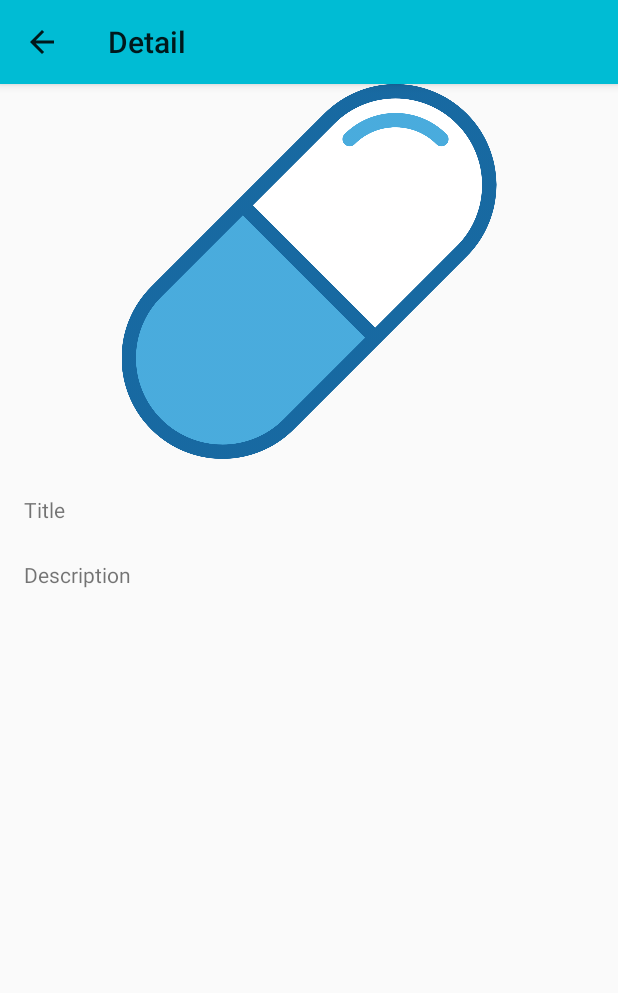
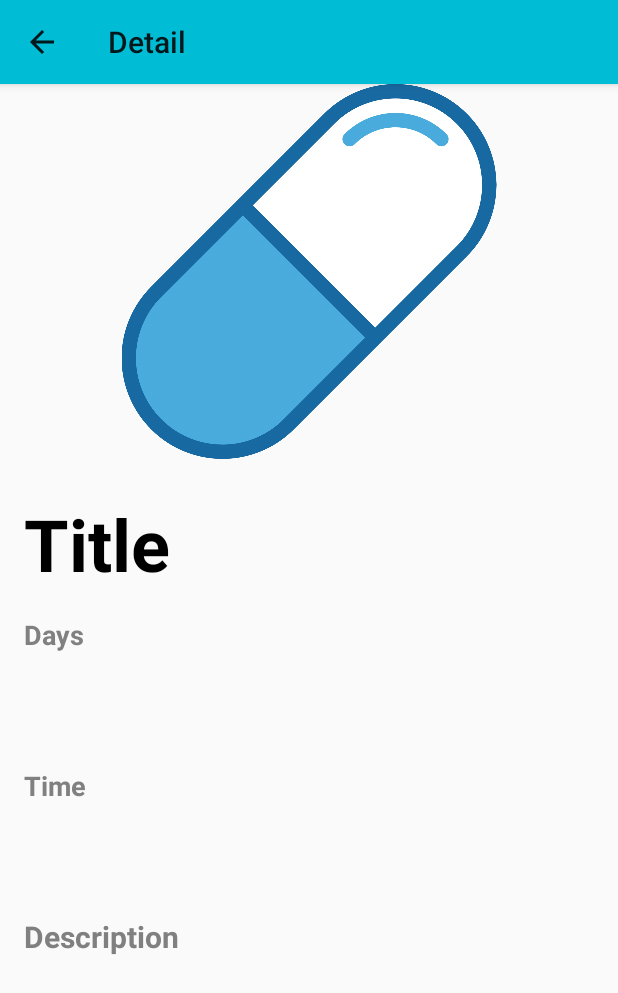
Before and after one commit to sothengski/MyHealthReminder, an Android app: the DetailActivity screen opened directly, with no data from a screen before it, on a phone screen of 412 x 824 dp. Shown: the top 993 px of the screen. Run offline under Robolectric (Android 15) with nearby library versions, the phone set to English and light mode, and no system bars; 1 statement that could not run was skipped.

Commit message:
Updated Detail Screen

```diff
--- a/app/src/main/java/com/example/myhealthreminder/DetailActivity.kt
+++ b/app/src/main/java/com/example/myhealthreminder/DetailActivity.kt
@@ -28,7 +28,9 @@ class DetailActivity : AppCompatActivity() {
 
         val imageView: ImageView = findViewById(R.id.imageView)
         val dTitle: TextView = findViewById(R.id.dTitle)
-        val dDescription: TextView = findViewById(R.id.dDescription)
+        val dDescription: TextView = findViewById(R.id.dDescriptionData)
+        val dDay: TextView = findViewById(R.id.dDayData)
+        val dTime: TextView = findViewById(R.id.dTimeData)
 
         // Get the data from the intent
         val intent = intent
@@ -40,6 +42,8 @@ class DetailActivity : AppCompatActivity() {
             imageView.setImageResource(bundle.getInt("image"))
             dTitle.text = (reminderData.title)
             dDescription.text = (reminderData.description)
+            dDay.text = (reminderData.reminderDays)
+            dTime.text = (reminderData.reminderTimes)
         }
     }
 }
--- a/app/src/main/res/layout/activity_create.xml
+++ b/app/src/main/res/layout/activity_create.xml
@@ -41,7 +41,7 @@
         android:layout_width="wrap_content"
         android:layout_height="wrap_content"
         android:layout_marginStart="16dp"
-        android:layout_marginTop="12dp"
+        android:layout_marginTop="16dp"
         android:text="@string/medicine_description"
         android:textColor="@color/black"
         android:textSize="16sp"
@@ -58,7 +58,7 @@
         android:layout_marginEnd="16dp"
         android:background="@drawable/edit_text_border"
         android:gravity="top|start"
-        android:hint="@string/enter_medecine_description"
+        android:hint="@string/enter_medicine_description"
         android:inputType="text|textMultiLine"
         android:minHeight="48dp"
         android:paddingStart="8dp"
@@ -73,7 +73,7 @@
         android:layout_width="wrap_content"
         android:layout_height="wrap_content"
         android:layout_marginStart="16dp"
-        android:layout_marginTop="12dp"
+        android:layout_marginTop="16dp"
         android:text="@string/days"
         android:textColor="@color/black"
         android:textSize="16sp"
@@ -97,7 +97,7 @@
         android:layout_width="wrap_content"
         android:layout_height="wrap_content"
         android:layout_marginStart="16dp"
-        android:layout_marginTop="32dp"
+        android:layout_marginTop="40dp"
         android:text="@string/time"
         android:textColor="@color/black"
         android:textSize="16sp"
@@ -110,7 +110,7 @@
         android:layout_width="0dp"
         android:layout_height="46dp"
         android:layout_marginStart="16dp"
-        android:layout_marginTop="20dp"
+        android:layout_marginTop="28dp"
         android:layout_marginEnd="16dp"
         android:background="@drawable/button_bg"
         android:backgroundTint="@color/primaryLight"
--- a/app/src/main/res/layout/activity_detail.xml
+++ b/app/src/main/res/layout/activity_detail.xml
@@ -23,16 +23,88 @@
         android:layout_marginStart="16dp"
         android:layout_marginTop="24dp"
         android:text="Title"
+        android:textColor="@color/black"
+        android:textSize="48sp"
+        android:textStyle="bold"
         app:layout_constraintStart_toStartOf="parent"
         app:layout_constraintTop_toBottomOf="@+id/imageView" />
 
     <TextView
-        android:id="@+id/dDescription"
+        android:id="@+id/dDayLabel"
         android:layout_width="wrap_content"
         android:layout_height="wrap_content"
         android:layout_marginStart="16dp"
-        android:layout_marginTop="24dp"
-        android:text="Description"
+        android:layout_marginTop="16dp"
+        android:text="@string/days"
+        android:textColor="@color/gray"
+        android:textSize="18sp"
+        android:textStyle="bold"
         app:layout_constraintStart_toStartOf="parent"
         app:layout_constraintTop_toBottomOf="@+id/dTitle" />
+
+    <TextView
+        android:id="@+id/dDayData"
+        android:layout_width="wrap_content"
+        android:layout_height="wrap_content"
+        android:layout_marginStart="16dp"
+        android:layout_marginTop="16dp"
+        android:text=""
+        android:textColor="@color/black"
+        android:textSize="24sp"
+        android:textStyle="bold"
+        app:layout_constraintStart_toStartOf="parent"
+        app:layout_constraintTop_toBottomOf="@+id/dDayLabel" />
+
+    <TextView
+        android:id="@+id/dTimeLabel"
+        android:layout_width="wrap_content"
+        android:layout_height="wrap_content"
+        android:layout_marginStart="16dp"
+        android:layout_marginTop="76dp"
+        android:text="@string/time"
+        android:textColor="@color/gray"
+        android:textSize="18sp"
+        android:textStyle="bold"
+        app:layout_constraintStart_toStartOf="parent"
+        app:layout_constraintTop_toBottomOf="@+id/dDayLabel" />
+
+    <TextView
+        android:id="@+id/dTimeData"
+        android:layout_width="wrap_content"
+        android:layout_height="56dp"
+        android:layout_marginStart="76dp"
+        android:layout_marginTop="76dp"
+        android:text=""
+        android:textColor="@color/black"
+        android:textSize="24sp"
+        android:textStyle="bold"
+        app:layout_constraintStart_toStartOf="parent"
+        app:layout_constraintTop_toBottomOf="@+id/dDayLabel" />
+
+    <TextView
+        android:id="@+id/dDescriptionLabel"
+        android:layout_width="wrap_content"
+        android:layout_height="35dp"
+        android:layout_marginStart="16dp"
+        android:layout_marginTop="216dp"
+        android:text="Description"
+        android:textColor="@color/gray"
+        android:textSize="20sp"
+        android:textStyle="bold"
+        app:layout_constraintStart_toStartOf="parent"
+        app:layout_constraintTop_toBottomOf="@+id/dTitle" />
+
+    <TextView
+        android:id="@+id/dDescriptionData"
+        android:layout_width="wrap_content"
+        android:layout_height="wrap_content"
+        android:layout_marginStart="16dp"
+        android:layout_marginTop="16dp"
+        android:lines="8"
+        android:textColor="@color/black"
+        android:textSize="20sp"
+        android:textStyle="bold"
+        app:layout_constraintStart_toStartOf="parent"
+        app:layout_constraintTop_toBottomOf="@+id/dDescriptionLabel" />
+
 </androidx.constraintlayout.widget.ConstraintLayout>
--- a/app/src/main/res/values/strings.xml
+++ b/app/src/main/res/values/strings.xml
@@ -8,7 +8,7 @@
     <string name="medicine_name">Medicine Name</string>
     <string name="enter_medicine_name">Enter Medicine Name</string>
     <string name="medicine_description">Medicine Description</string>
-    <string name="enter_medecine_description">Enter Medecine Description</string>
+    <string name="enter_medicine_description">Enter Medicine Description</string>
     <string name="days">Days</string>
     <string name="times">Times</string>
     <string name="time">Time</string>
```
